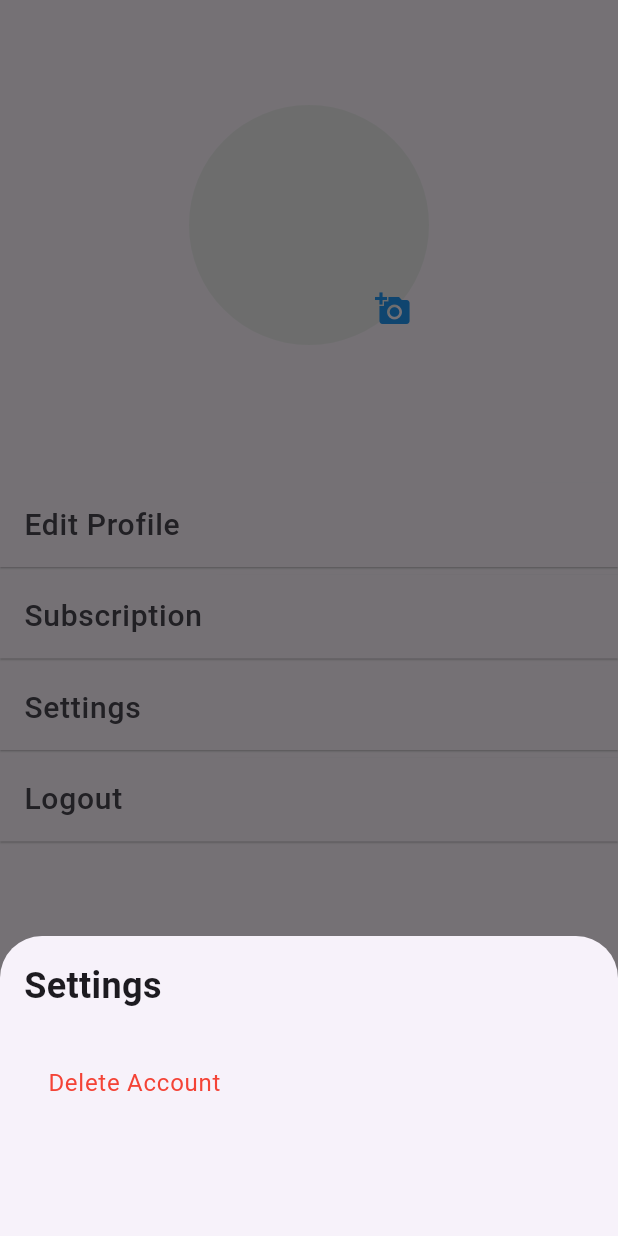
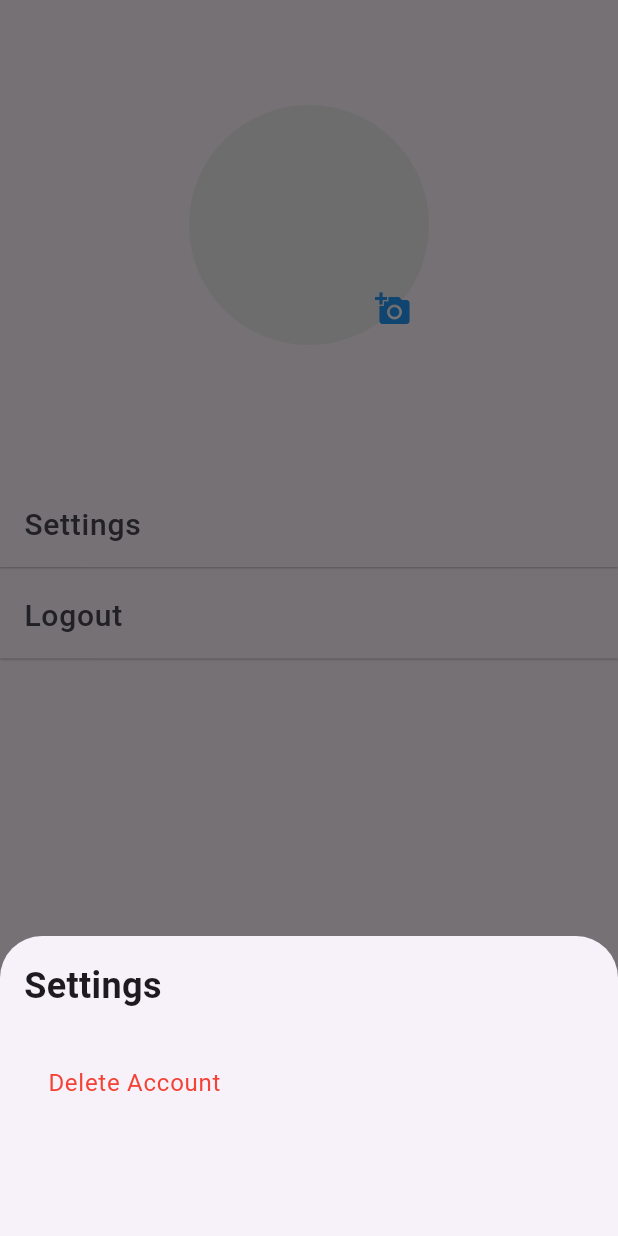
Before and after one commit to minak777/Zeweter-podcast, a Flutter app: the ProfilePage screen opened by its route, after a tap on "Settings", on a phone screen of 412 x 824 dp. Run offline on Flutter 3.47's test engine with Material 3 defaults, Android fonts, the phone set to English and light mode, and no system bars; our stand-ins replace audioplayers, cloud_firestore, firebase_auth, firebase_core, firebase_messaging, firebase_storage and 3 more; accounts and stored records are empty.

Commit message:
Changes to be committed: 	modified:   lib/profilepage/ProfilePage.dart

```diff
--- a/lib/profilepage/ProfilePage.dart
+++ b/lib/profilepage/ProfilePage.dart
@@ -1,7 +1,7 @@
 import 'package:flutter/material.dart';
 import 'package:firebase_auth/firebase_auth.dart';
 import 'package:go_router/go_router.dart';
-import 'package:shared_preferences/shared_preferences.dart';
+
 import 'package:zeweter_app/components/ProfilePic.dart';
 import 'package:zeweter_app/profilepage/Proflist.dart';
 import 'package:zeweter_app/profilepage/editprof.dart';
@@ -14,29 +14,6 @@ class ProfilePage extends StatefulWidget {
 }
 
 class _ProfilePageState extends State<ProfilePage> {
-  bool _isDarkMode = false;
-
-  @override
-  void initState() {
-    super.initState();
-    _loadTheme();
-  }
-
-  Future<void> _loadTheme() async {
-    final prefs = await SharedPreferences.getInstance();
-    setState(() {
-      _isDarkMode = prefs.getBool('isDarkMode') ?? false;
-    });
-  }
-
-  Future<void> _toggleTheme() async {
-    final prefs = await SharedPreferences.getInstance();
-    setState(() {
-      _isDarkMode = !_isDarkMode;
-      prefs.setBool('isDarkMode', _isDarkMode);
-    });
-  }
-
   void _logout() async {
     await FirebaseAuth.instance.signOut();
     GoRouter.of(context).go('/login');
@@ -134,11 +111,6 @@ class _ProfilePageState extends State<ProfilePage> {
               padding: const EdgeInsets.only(bottom: 50),
               child: ProfilePic(),
             ),
-            EditProf(),
-            ProfList(
-              plist: 'Subscription',
-              callback: () {},
-            ),
             ProfList(
               plist: 'Settings',
               callback: _showSettingsDrawer,
```
